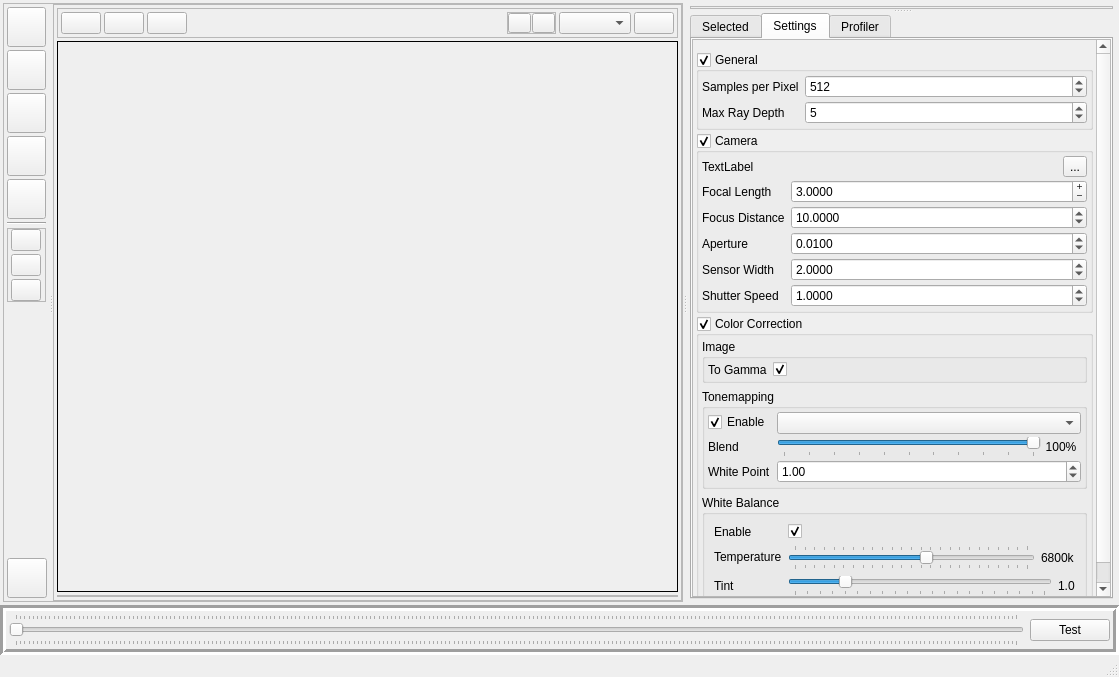
This is nectar_render/gui/resource/mainwidget.ui in ZacharyBork/NectarRender as Qt 5 draws it before an edit. The edited form follows.
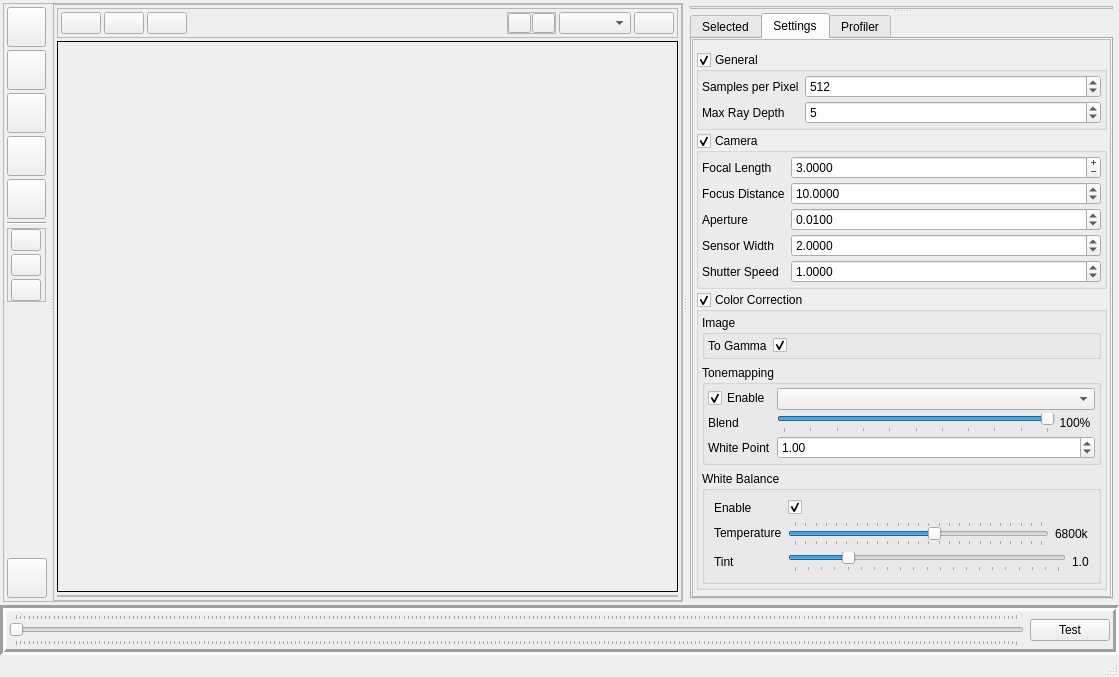
This is the edited form.

```diff
--- a/nectar_render/gui/resource/mainwidget.ui
+++ b/nectar_render/gui/resource/mainwidget.ui
@@ -829,7 +829,7 @@
                      <x>0</x>
                      <y>0</y>
                      <width>381</width>
-                     <height>645</height>
+                     <height>616</height>
                     </rect>
                    </property>
                    <layout class="QVBoxLayout" name="verticalLayout_7">
@@ -969,14 +969,14 @@
                        <property name="bottomMargin">
                         <number>3</number>
                        </property>
-                       <item row="1" column="0">
+                       <item row="0" column="0">
                         <widget class="QLabel" name="label">
                          <property name="text">
                           <string>Focal Length</string>
                          </property>
                         </widget>
                        </item>
-                       <item row="1" column="1">
+                       <item row="0" column="1">
                         <widget class="QDoubleSpinBox" name="focal_length">
                          <property name="frame">
                           <bool>true</bool>
@@ -998,14 +998,14 @@
                          </property>
                         </widget>
                        </item>
-                       <item row="2" column="0">
+                       <item row="1" column="0">
                         <widget class="QLabel" name="label_2">
                          <property name="text">
                           <string>Focus Distance</string>
                          </property>
                         </widget>
                        </item>
-                       <item row="2" column="1">
+                       <item row="1" column="1">
                         <widget class="QDoubleSpinBox" name="focus_distance">
                          <property name="decimals">
                           <number>4</number>
@@ -1021,14 +1021,14 @@
                          </property>
                         </widget>
                        </item>
-                       <item row="3" column="0">
+                       <item row="2" column="0">
                         <widget class="QLabel" name="label_3">
                          <property name="text">
                           <string>Aperture</string>
                          </property>
                         </widget>
                        </item>
-                       <item row="3" column="1">
+                       <item row="2" column="1">
                         <widget class="QDoubleSpinBox" name="aperture">
                          <property name="decimals">
                           <number>4</number>
@@ -1047,14 +1047,14 @@
                          </property>
                         </widget>
                        </item>
-                       <item row="4" column="0">
+                       <item row="3" column="0">
                         <widget class="QLabel" name="label_4">
                          <property name="text">
                           <string>Sensor Width</string>
                          </property>
                         </widget>
                        </item>
-                       <item row="4" column="1">
+                       <item row="3" column="1">
                         <widget class="QDoubleSpinBox" name="sensor_width">
                          <property name="decimals">
                           <number>4</number>
@@ -1073,14 +1073,14 @@
                          </property>
                         </widget>
                        </item>
-                       <item row="5" column="0">
+                       <item row="4" column="0">
                         <widget class="QLabel" name="label_5">
                          <property name="text">
                           <string>Shutter Speed</string>
                          </property>
                         </widget>
                        </item>
-                       <item row="5" column="1">
+                       <item row="4" column="1">
                         <widget class="QDoubleSpinBox" name="shutter_speed">
                          <property name="decimals">
                           <number>4</number>
@@ -1099,37 +1099,6 @@
                          </property>
                         </widget>
                        </item>
-                       <item row="0" column="1">
-                        <layout class="QHBoxLayout" name="horizontalLayout_6">
-                         <item>
-                          <spacer name="horizontalSpacer_2">
-                           <property name="orientation">
-                            <enum>Qt::Horizontal</enum>
-                           </property>
-                           <property name="sizeHint" stdset="0">
-                            <size>
-                             <width>40</width>
-                             <height>20</height>
-                            </size>
-                           </property>
-                          </spacer>
-                         </item>
-                         <item>
-                          <widget class="QToolButton" name="lock_camera">
-                           <property name="text">
-                            <string>...</string>
-                           </property>
-                          </widget>
-                         </item>
-                        </layout>
-                       </item>
-                       <item row="0" column="0">
-                        <widget class="QLabel" name="label_19">
-                         <property name="text">
-                          <string>TextLabel</string>
-                         </property>
-                        </widget>
-                       </item>
                       </layout>
                      </widget>
                     </item>
```
